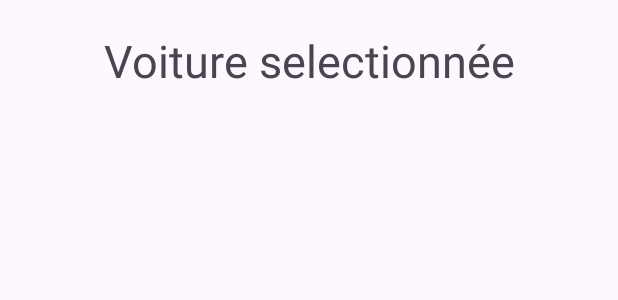
After one commit to sabraess/FilRougeApp_R411, an Android app: the layout activity_selected_car.xml on its own in the app's theme, with its tools: preview values and no code run, on a phone screen of 412 x 824 dp. The commit adds this screen. Shown: the top 300 px of the screen. Run offline under Robolectric (Android 15) with nearby library versions, the light colour scheme and no system bars.

Commit message:
ajout des différentes activités

```diff
--- a/FilRouge/app/src/main/java/filrouge/app/Cars.java
+++ b/FilRouge/app/src/main/java/filrouge/app/Cars.java
@@ -1,4 +1,7 @@
 package filrouge.app;
+/*
+ * classe qui permet de créer un objet Cars
+ */
 
 public class Cars{
     private final String name;
--- a/FilRouge/app/src/main/java/filrouge/app/CarsAdapter.java
+++ b/FilRouge/app/src/main/java/filrouge/app/CarsAdapter.java
@@ -15,8 +15,7 @@ import org.w3c.dom.Text;
 import java.util.List;
 
 /*
-    * author = TORRI Clara, ESSALAH Sabra
-    * modify by Clara
+    * classe qui permet de créer un adapter
  */
 
 public class CarsAdapter extends BaseAdapter {
--- a/FilRouge/app/src/main/java/filrouge/app/CarsApp.java
+++ b/FilRouge/app/src/main/java/filrouge/app/CarsApp.java
@@ -2,6 +2,10 @@ package filrouge.app;
 
 import android.app.Application;
 import android.content.Context;
+
+/*
+ * classe qui permet de créer un objet Application
+ */
 
 public class CarsApp extends Application {
     private static Context context;
--- a/FilRouge/app/src/main/java/filrouge/app/CarsList.java
+++ b/FilRouge/app/src/main/java/filrouge/app/CarsList.java
@@ -2,6 +2,10 @@ package filrouge.app;
 
 import java.util.ArrayList;
 import java.util.List;
+
+/*
+* classe qui permet de créer une liste de voitures
+*/
 
 public class CarsList {
     private static List<Cars> carsList = new ArrayList<>();
--- a/FilRouge/app/src/main/java/filrouge/app/Clickable.java
+++ b/FilRouge/app/src/main/java/filrouge/app/Clickable.java
@@ -1,5 +1,8 @@
 package filrouge.app;
 
+/*
+* interface qui permet de créer un objet Clickable
+*/
 public interface Clickable {
     void onClickItem(int itemPosition);
     void onRatingChanged(int itemPosition, float value);
--- a/FilRouge/app/src/main/java/filrouge/app/HomeActivity.java
+++ b/FilRouge/app/src/main/java/filrouge/app/HomeActivity.java
@@ -1,6 +1,8 @@
 package filrouge.app;
 /*
-* vue accueil
+* author : TORRI Clara
+* Modifié par : TORRI Clara
+*  vue accueil
 * */
 import android.os.Bundle;
 import android.util.Log;
--- a/FilRouge/app/src/main/java/filrouge/app/MainActivity.java
+++ b/FilRouge/app/src/main/java/filrouge/app/MainActivity.java
@@ -9,9 +9,9 @@ import android.widget.ImageView;
 import androidx.appcompat.app.AppCompatActivity;
 
 /*
- * author = TORRI Clara
+ * author: TORRI Clara
+ * Modifié par: TORRI Clara
  * vue au lancement de l'application
- *
  */
 public class MainActivity extends AppCompatActivity {
     @Override
--- /dev/null
+++ b/FilRouge/app/src/main/res/layout/activity_selected_car.xml
@@ -0,0 +1,21 @@
+<?xml version="1.0" encoding="utf-8"?>
+<androidx.constraintlayout.widget.ConstraintLayout xmlns:android="http://schemas.android.com/apk/res/android"
+    xmlns:app="http://schemas.android.com/apk/res-auto"
+    xmlns:tools="http://schemas.android.com/tools"
+    android:id="@+id/main"
+    android:layout_width="match_parent"
+    android:layout_height="match_parent"
+    tools:context=".SelectedCarActivity">
+
+    <TextView
+        android:layout_width="wrap_content"
+        android:layout_height="wrap_content"
+        android:id="@+id/title"
+        android:text="Voiture selectionnée"
+        android:textSize="30sp"
+        android:layout_marginTop="20dp"
+        app:layout_constraintEnd_toEndOf="parent"
+        app:layout_constraintStart_toStartOf="parent"
+        app:layout_constraintTop_toTopOf="parent" />
+
+</androidx.constraintlayout.widget.ConstraintLayout>
```
Also changed, not shown: FilRouge/app/src/main/AndroidManifest.xml (+12 -0 lines), FilRouge/app/src/main/java/filrouge/app/ConnectionActivity.java (added, +20 -0 lines), FilRouge/app/src/main/java/filrouge/app/OpinionActivity.java (added, +18 -0 lines), FilRouge/app/src/main/java/filrouge/app/SelectedCarActivity.java (added, +18 -0 lines), FilRouge/app/src/main/java/filrouge/app/SignUpActivity.java (added, +19 -0 lines), FilRouge/app/src/main/res/layout/activity_connection.xml (added, +21 -0 lines), FilRouge/app/src/main/res/layout/activity_opinion.xml (added, +20 -0 lines), FilRouge/app/src/main/res/layout/activity_sign_up.xml (added, +21 -0 lines).
